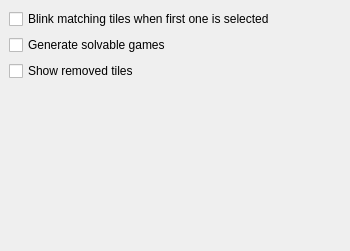
Qt form src/settings.ui (KDE/kmahjongg) before a commit.
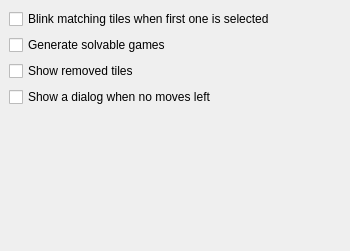
The same form after that commit.

Commit message: Add option to hide the finishing dialog, that no moves left.

Diff of the .ui file:
```diff
--- a/src/settings.ui
+++ b/src/settings.ui
@@ -37,6 +37,13 @@
      </property>
     </widget>
    </item>
+   <item>
+    <widget class="QCheckBox" name="kcfg_NoMovesLeft" >
+     <property name="text" >
+      <string>Show a dialog when no moves left</string>
+     </property>
+    </widget>
+   </item>
    <item>
     <spacer>
      <property name="orientation" >
```
The commit also changes 2 other files.
